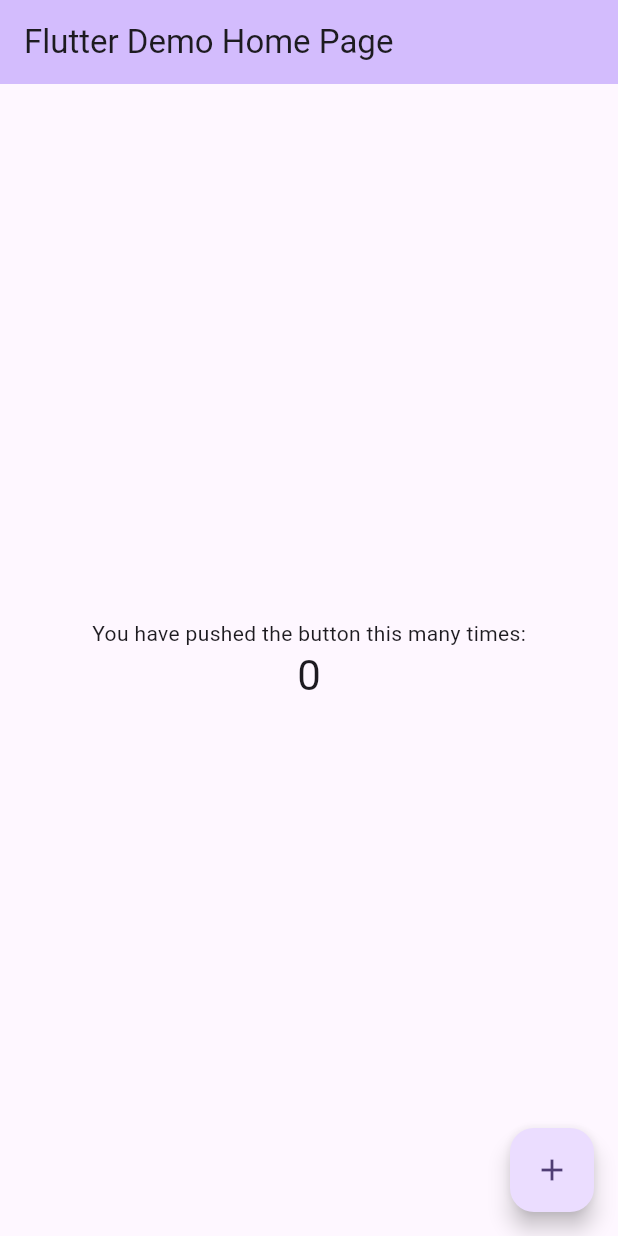
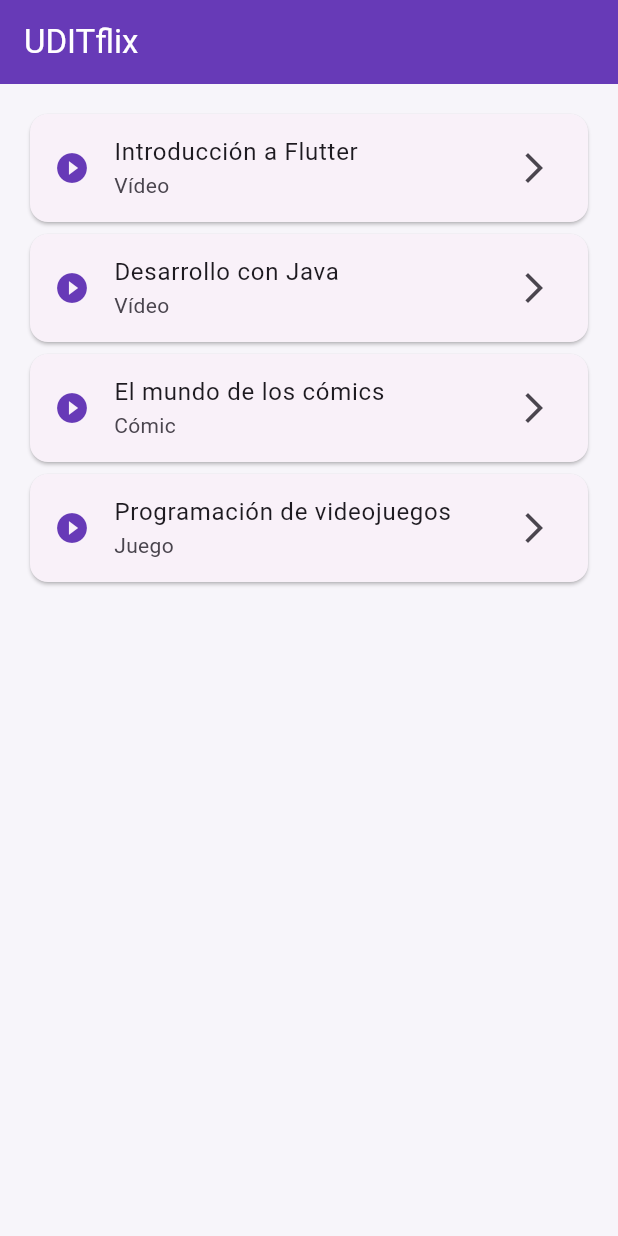
Before and after one commit to Chacal231/pmdm-udit, a Flutter app: the screen it shows after launch, on a phone screen of 412 x 824 dp. Run offline on Flutter 3.47's test engine with Material 3 defaults, Android fonts, the phone set to English and light mode, and no system bars.

Commit message:
update contenidos

```diff
--- a/uditflix/lib/data/contenidos.dart
+++ b/uditflix/lib/data/contenidos.dart
@@ -7,3 +7,37 @@
 // que recibiremos desde el servidor mediante una API REST
 
 import '../models/contenido.dart';
+
+// Lista de contenidos que aparecerán en nuestra aplicación
+// Cada elemento de lista es un objeto de tipo Contenido
+
+const List<Contenido> contenidos = [
+  Contenido(
+    id: 1,
+    titulo: 'Introducción a Flutter',
+    descripcion: 'Aprende a crear aplicaciones multiplataforma',
+    tipo: 'Vídeo',
+    duracion: '15 minutos',
+  ),
+  Contenido(
+    id: 2,
+    titulo: 'Desarrollo con Java',
+    descripcion: 'Introducción a la programación orientada a objetos',
+    tipo: 'Vídeo',
+    duracion: '25 minutos',
+  ),
+  Contenido(
+    id: 3,
+    titulo: 'El mundo de los cómics',
+    descripcion: 'Una colección de historias y aventuras ilustradas',
+    tipo: 'Cómic',
+    duracion: '10 páginas',
+  ),
+  Contenido(
+    id: 4,
+    titulo: 'Programación de videojuegos',
+    descripcion: 'Descubre los fundamentos de la lógica de videojuegos',
+    tipo: 'Juego',
+    duracion: '20 minutos',
+  ),
+];
--- a/uditflix/lib/main.dart
+++ b/uditflix/lib/main.dart
@@ -1,122 +1,43 @@
 import 'package:flutter/material.dart';
+
+import 'screens/catalogo_screen.dart';
+
+// Punto de entrada de aplicación
 
 void main() {
   runApp(const MyApp());
 }
 
+// Widget principal de UDITflix
+
 class MyApp extends StatelessWidget {
   const MyApp({super.key});
 
-  // This widget is the root of your application.
   @override
   Widget build(BuildContext context) {
     return MaterialApp(
-      title: 'Flutter Demo',
+      //Nombre de nuestra aplicación
+      title: 'UDITflix',
+      // Ocultamos la etiqueta DEBUG
+      debugShowCheckedModeBanner: false,
+      // Configuracion visual general.
       theme: ThemeData(
-        // This is the theme of your application.
-        //
-        // TRY THIS: Try running your application with "flutter run". You'll see
-        // the application has a purple toolbar. Then, without quitting the app,
-        // try changing the seedColor in the colorScheme below to Colors.green
-        // and then invoke "hot reload" (save your changes or press the "hot
-        // reload" button in a Flutter-supported IDE, or press "r" if you used
-        // the command line to start the app).
-        //
-        // Notice that the counter didn't reset back to zero; the application
-        // state is not lost during the reload. To reset the state, use hot
-        // restart instead.
-        //
-        // This works for code too, not just values: Most code changes can be
-        // tested with just a hot reload.
-        colorScheme: .fromSeed(seedColor: Colors.deepPurple),
+        useMaterial3: true,
+        // Color principal de nuestra aplicación
+        colorScheme: ColorScheme.fromSeed(seedColor: const Color(0xFF5B2D90)),
+        // Color de fondo de pantallas
+        scaffoldBackgroundColor: const Color(0xFFF7F5FA),
+
+        // Aspecto de la barra superior
+        appBarTheme: const AppBarTheme(
+          backgroundColor: Color(0xFF5B2D90),
+          foregroundColor: Colors.white,
+          centerTitle: false,
+        ),
       ),
-      home: const MyHomePage(title: 'Flutter Demo Home Page'),
+
+      // Primera pantalla que verá el usuario
+      home: const CatalogoScreen(),
     );
   }
 }
-
-class MyHomePage extends StatefulWidget {
-  const MyHomePage({super.key, required this.title});
-
-  // This widget is the home page of your application. It is stateful, meaning
-  // that it has a State object (defined below) that contains fields that affect
-  // how it looks.
-
-  // This class is the configuration for the state. It holds the values (in this
-  // case the title) provided by the parent (in this case the App widget) and
-  // used by the build method of the State. Fields in a Widget subclass are
-  // always marked "final".
-
-  final String title;
-
-  @override
-  State<MyHomePage> createState() => _MyHomePageState();
-}
-
-class _MyHomePageState extends State<MyHomePage> {
-  int _counter = 0;
-
-  void _incrementCounter() {
-    setState(() {
-      // This call to setState tells the Flutter framework that something has
-      // changed in this State, which causes it to rerun the build method below
-      // so that the display can reflect the updated values. If we changed
-      // _counter without calling setState(), then the build method would not be
-      // called again, and so nothing would appear to happen.
-      _counter++;
-    });
-  }
-
-  @override
-  Widget build(BuildContext context) {
-    // This method is rerun every time setState is called, for instance as done
-    // by the _incrementCounter method above.
-    //
-    // The Flutter framework has been optimized to make rerunning build methods
-    // fast, so that you can just rebuild anything that needs updating rather
-    // than having to individually change instances of widgets.
-    return Scaffold(
-      appBar: AppBar(
-        // TRY THIS: Try changing the color here to a specific color (to
-        // Colors.amber, perhaps?) and trigger a hot reload to see the AppBar
-        // change color while the other colors stay the same.
-        backgroundColor: Theme.of(context).colorScheme.inversePrimary,
-        // Here we take the value from the MyHomePage object that was created by
-        // the App.build method, and use it to set our appbar title.
-        title: Text(widget.title),
-      ),
-      body: Center(
-        // Center is a layout widget. It takes a single child and positions it
-        // in the middle of the parent.
-        child: Column(
-          // Column is also a layout widget. It takes a list of children and
-          // arranges them vertically. By default, it sizes itself to fit its
-          // children horizontally, and tries to be as tall as its parent.
-          //
-          // Column has various properties to control how it sizes itself and
-          // how it positions its children. Here we use mainAxisAlignment to
-          // center the children vertically; the main axis here is the vertical
-          // axis because Columns are vertical (the cross axis would be
-          // horizontal).
-          //
-          // TRY THIS: Invoke "debug painting" (choose the "Toggle Debug Paint"
-          // action in the IDE, or press "p" in the console), to see the
-          // wireframe for each widget.
-          mainAxisAlignment: .center,
-          children: [
-            const Text('You have pushed the button this many times:'),
-            Text(
-              '$_counter',
-              style: Theme.of(context).textTheme.headlineMedium,
-            ),
-          ],
-        ),
-      ),
-      floatingActionButton: FloatingActionButton(
-        onPressed: _incrementCounter,
-        tooltip: 'Increment',
-        child: const Icon(Icons.add),
-      ),
-    );
-  }
-}
--- a/uditflix/lib/screens/catalogo_screen.dart
+++ b/uditflix/lib/screens/catalogo_screen.dart
@@ -0,0 +1,59 @@
+// Importamos Flutter para utilizar sus componentes visuales
+import 'package:flutter/material.dart';
+
+// Importamos la lista de contenidos simulados
+import '../data/contenidos.dart';
+
+// Creamos la pantalla de catálogo
+class CatalogoScreen extends StatelessWidget {
+  // Constructor de la pantalla
+  const CatalogoScreen({super.key});
+
+  // Método que construye la interfaz visual
+  @override
+  Widget build(BuildContext context) {
+    // Scaffold proporciona la estructura básica de una pantalla.
+    return Scaffold(
+      //Barra superior de la aplicación
+      appBar: AppBar(
+        // Texto que aparece en la barra superior
+        title: const Text('UDITflix'),
+        // Color de fondo de barra
+        backgroundColor: Colors.deepPurple,
+        // Color de texto y de los iconos de barra,
+        foregroundColor: Colors.white,
+      ),
+      // ListView.builder crea una lista desplezable
+
+      body: ListView.builder(
+        // Añadir un margen inferior a 16px
+        padding: const EdgeInsets.all(16),
+        // Indica el contenido de nuestra lista
+        itemCount: contenidos.length,
+        itemBuilder: (context, index) {
+          // Recuperamos el contenido correspondiente
+          final contenido = contenidos[index];
+
+          // Card crea una tarjeta visual
+          return Card(
+            // Listtile organiza el contenido dentro de la tarjeta
+            child: ListTile(
+              // Icono que aparece a la izquierda de la tarjeta
+              leading: const Icon(
+                Icons.play_circle_fill,
+                color: Colors.deepPurple,
+              ),
+
+              // Mostramos el título
+              title: Text(contenido.titulo),
+              // Mostramos el tipo de contenido
+              subtitle: Text(contenido.tipo),
+              // Icono que aparece a la derecha de la tarjeta
+              trailing: const Icon(Icons.arrow_forward_ios),
+            ),
+          );
+        },
+      ),
+    );
+  }
+}
```
